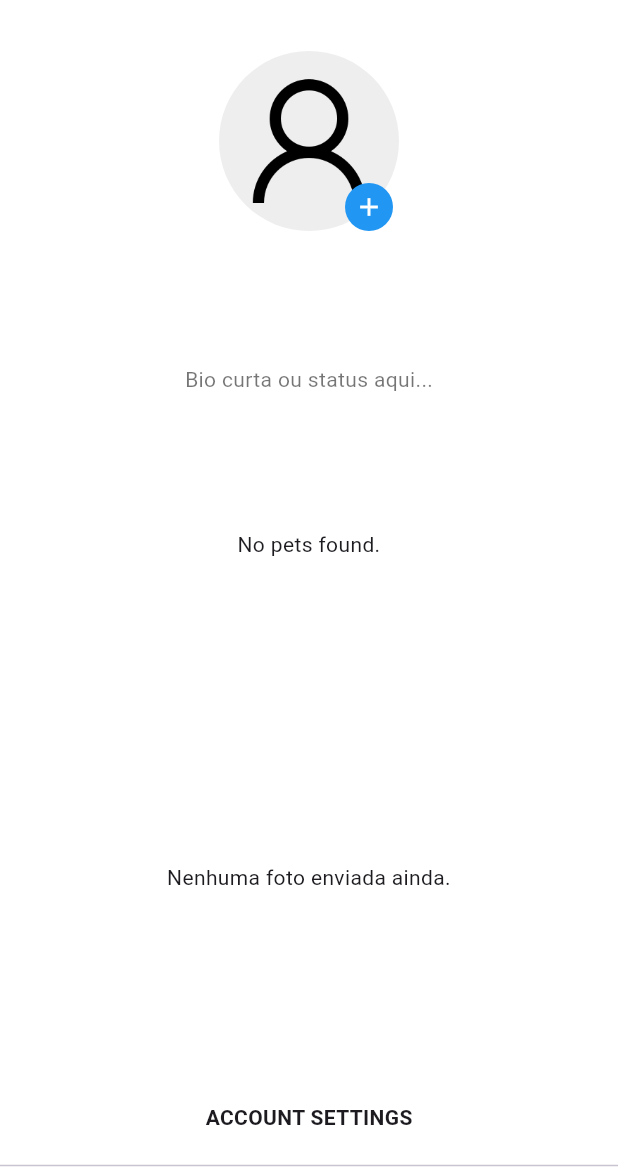
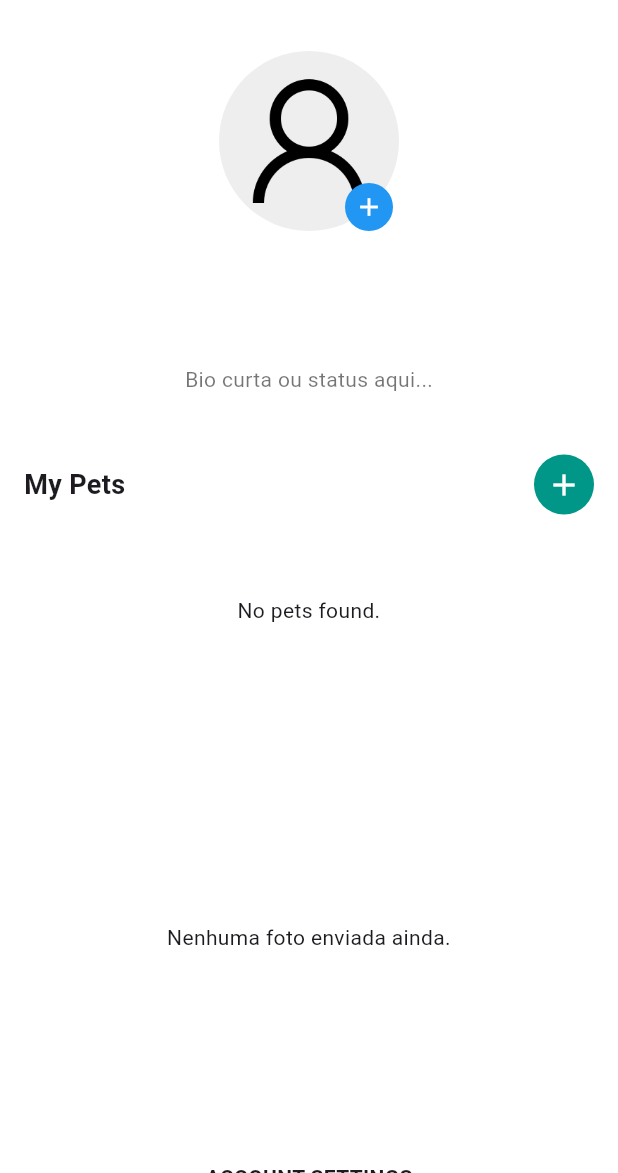
Before and after one commit to luissilva5002/Zuff, a Flutter app: the ProfileWidget screen opened directly, on a phone screen of 412 x 824 dp, the part 63-1236 px from its top. Run offline on Flutter 3.47's test engine with Material 3 defaults, Android fonts, the phone set to English and light mode, and no system bars; our stand-ins replace cloud_firestore, firebase_auth, firebase_core, firebase_storage, google_sign_in, image_picker and 1 more; accounts and stored records are empty.

Commit message:
changing pages

```diff
--- a/lib/pages/profile/profile.dart
+++ b/lib/pages/profile/profile.dart
@@ -11,18 +11,7 @@ import 'package:zuff/pages/profile/surelogout.dart';
 import '../../providers/themeprovider.dart';
 import '../../theme/theme.dart';
 import 'edit_profile.dart';
-import 'package:firebase_storage/firebase_storage.dart';
-
-
-//para testing
-final List<String> userPhotos = [
-  'https://via.placeholder.com/150',
-  'https://via.placeholder.com/160',
-  'https://via.placeholder.com/170',
-  'https://via.placeholder.com/180',
-  'https://via.placeholder.com/190',
-  'https://via.placeholder.com/200',
-];
+import 'package:zuff/pages/profile/petprofile.dart';
 
 class ProfileWidget extends StatefulWidget {
   const ProfileWidget({super.key});
@@ -253,10 +242,43 @@ class _ProfileWidgetState extends State<ProfileWidget> {
             ),
             const SizedBox(height: 40),
             SizedBox(
-              height: 120, // Altura ajustada para caber a lista de animais
+              height: 160, // Adjusted height to fit the title and list
+              child: Column(
+                crossAxisAlignment: CrossAxisAlignment.start,
+                children: [
+                  Padding(
+                    padding: const EdgeInsets.symmetric(horizontal: 16.0),
+                    child: Row(
+                      mainAxisAlignment: MainAxisAlignment.spaceBetween,
+                      children: [
+                        const Text(
+                          'My Pets',
+                          style: TextStyle(
+                            fontSize: 18,
+                            fontWeight: FontWeight.bold,
+                          ),
+                        ),
+                        GestureDetector(
+                          onTap: () {
+                            // Add your logic to navigate to the add pet page
+                          },
+                          child: Container(
+                            decoration: const BoxDecoration(
+                              color: Colors.teal,
+                              shape: BoxShape.circle,
+                            ),
+                            padding: const EdgeInsets.all(8),
+                            child: const Icon(Icons.add, color: Colors.white),
+                          ),
+                        ),
+                      ],
+                    ),
+                  ),
+                  const SizedBox(height: 8),
+                  Expanded(
                     child: isLoadingAnimals
                         ? const Center(
-                child: CircularProgressIndicator(), // Apenas um indicador centralizado
+                      child: CircularProgressIndicator(),
                     )
                         : userAnimals.isEmpty
                         ? const Center(
@@ -272,11 +294,11 @@ class _ProfileWidgetState extends State<ProfileWidget> {
                         final animal = userAnimals[index];
                         return FutureBuilder<String>(
                           future: FirebaseStorage.instance
-                        .ref(animal['Image']) // Caminho para a imagem no Firebase Storage
+                              .ref(animal['Image'])
                               .getDownloadURL(),
                           builder: (context, snapshot) {
                             if (snapshot.connectionState == ConnectionState.waiting) {
-                        return const SizedBox(); // Evita múltiplos indicadores
+                              return const SizedBox();
                             } else if (snapshot.hasError) {
                               return const Icon(Icons.error, color: Colors.red);
                             } else if (!snapshot.hasData) {
@@ -286,6 +308,25 @@ class _ProfileWidgetState extends State<ProfileWidget> {
                             final imageUrl = snapshot.data!;
                             return Padding(
                               padding: const EdgeInsets.only(right: 16),
+                              child: GestureDetector(
+                                onTap: () {
+                                  Navigator.push(
+                                    context,
+                                    MaterialPageRoute(
+                                      builder: (context) => PetProfilePage(data: {
+                                        'name': animal['Name'],
+                                        'age': animal['Age'],
+                                        'location': animal['Location'],
+                                        'species': animal['Species'],
+                                        'breed': animal['Breed'],
+                                        'vaccinated': animal['Vaccinated'],
+                                        'birthDate': animal['BirthDate'],
+                                        'owner': animal['Owner'],
+                                        'photoUrl': imageUrl,
+                                      }),
+                                    ),
+                                  );
+                                },
                                 child: Column(
                                   children: [
                                     CircleAvatar(
@@ -299,10 +340,14 @@ class _ProfileWidgetState extends State<ProfileWidget> {
                                     ),
                                   ],
                                 ),
+                              ),
                             );
                           },
                         );
                       },
+                    )
+                  ),
+                ],
               ),
             ),
             const SizedBox(height: 12),
```
Also changed, not shown: lib/pages/profile/petprofile.dart (+57 -44 lines). Lines whose indentation alone changed are shown as unchanged.
